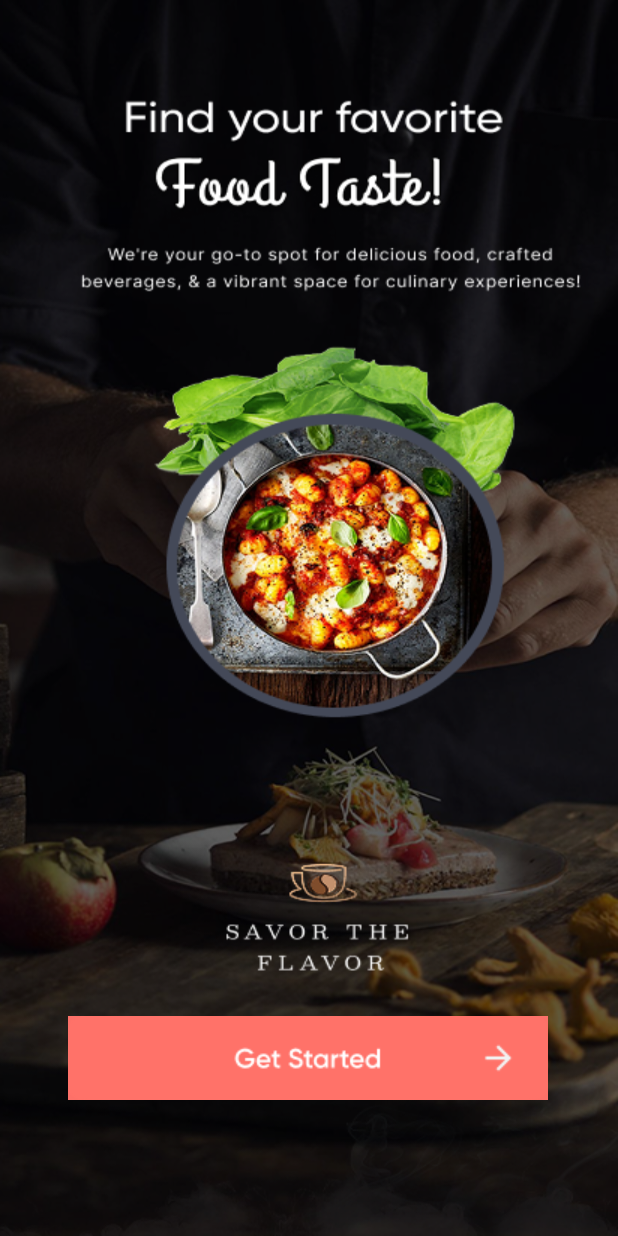
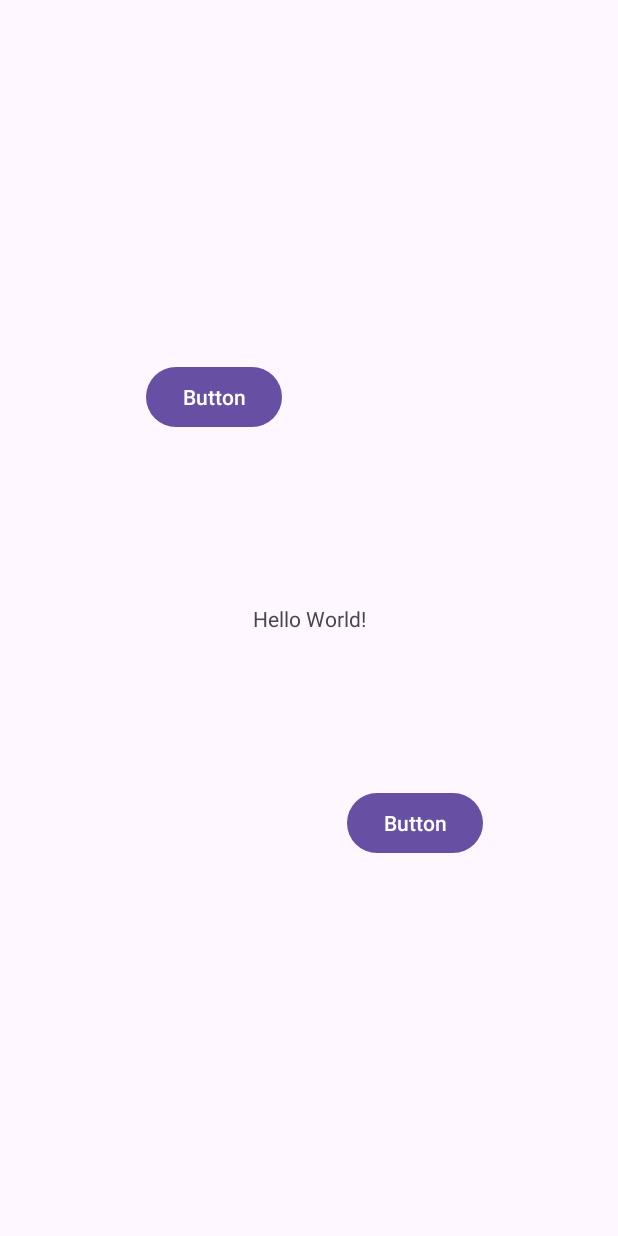
Before and after one commit to SarvagyaSaxena101/RasoiGhar, an Android app: the screen it shows after launch (MainActivity), on a phone screen of 412 x 824 dp. Run offline under Robolectric (Android 15) with nearby library versions, the phone set to English and light mode, and no system bars.

```diff
--- a/app/src/main/res/layout/activity_main.xml
+++ b/app/src/main/res/layout/activity_main.xml
@@ -3,23 +3,42 @@
     xmlns:app="http://schemas.android.com/apk/res-auto"
     xmlns:tools="http://schemas.android.com/tools"
     android:id="@+id/main"
-    android:background="@drawable/front_page"
     android:layout_width="match_parent"
     android:layout_height="match_parent"
     tools:context=".MainActivity">
 
-    <ImageButton
-        android:id="@+id/getting_started"
-        style="@style/Widget.AppCompat.ImageButton"
+    <TextView
+        android:id="@+id/textView"
         android:layout_width="wrap_content"
         android:layout_height="wrap_content"
-        android:background="#FD7169"
-        android:scaleType="fitEnd"
+        android:text="Hello World!"
         app:layout_constraintBottom_toBottomOf="parent"
         app:layout_constraintEnd_toEndOf="parent"
-        app:layout_constraintHorizontal_bias="0.493"
+        app:layout_constraintStart_toStartOf="parent"
+        app:layout_constraintTop_toTopOf="parent" />
+
+    <Button
+        android:id="@+id/button"
+        android:layout_width="wrap_content"
+        android:layout_height="wrap_content"
+        android:text="Button"
+        app:layout_constraintBottom_toBottomOf="parent"
+        app:layout_constraintEnd_toEndOf="parent"
+        app:layout_constraintHorizontal_bias="0.302"
         app:layout_constraintStart_toStartOf="parent"
         app:layout_constraintTop_toTopOf="parent"
-        app:layout_constraintVertical_bias="0.882"
-        app:srcCompat="@drawable/button_png_getting_started" />
+        app:layout_constraintVertical_bias="0.31" />
+
+    <Button
+        android:id="@+id/button2"
+        android:layout_width="wrap_content"
+        android:layout_height="wrap_content"
+        android:text="Button"
+        app:layout_constraintBottom_toBottomOf="parent"
+        app:layout_constraintEnd_toEndOf="parent"
+        app:layout_constraintHorizontal_bias="0.719"
+        app:layout_constraintStart_toStartOf="parent"
+        app:layout_constraintTop_toTopOf="parent"
+        app:layout_constraintVertical_bias="0.676" />
+
 </androidx.constraintlayout.widget.ConstraintLayout>
--- a/gradle/libs.versions.toml
+++ b/gradle/libs.versions.toml
@@ -1,5 +1,5 @@
 [versions]
-agp = "8.9.0-alpha07"
+agp = "8.9.2"
 kotlin = "1.9.24"
 coreKtx = "1.15.0"
 junit = "4.13.2"
```
